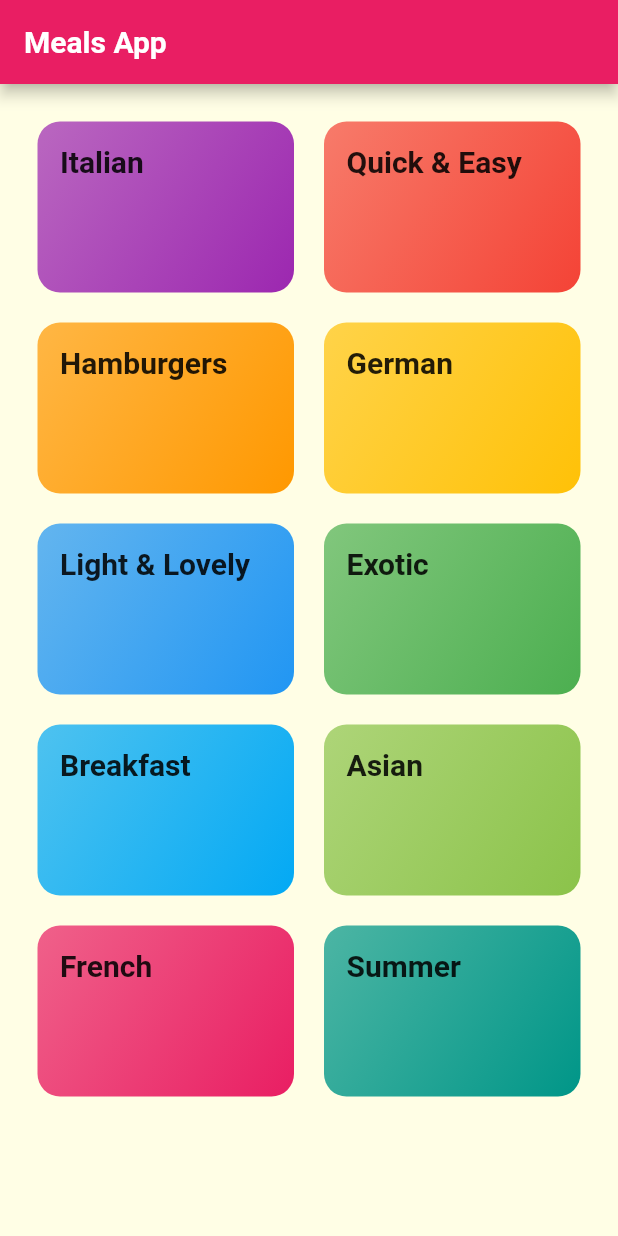
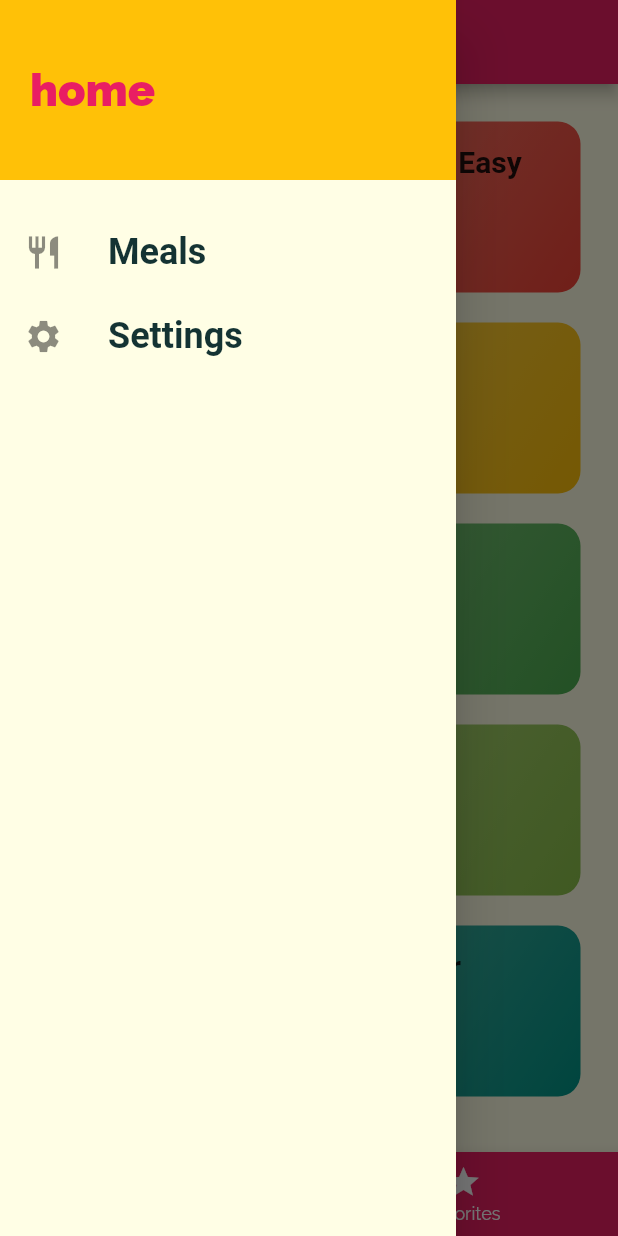
Before and after one commit to Vortex1806/RecipieApp, a Flutter app: the screen it shows after launch, with the side drawer open (before the commit the screen has no drawer), on a phone screen of 412 x 824 dp. Run offline on Flutter 3.47's test engine with Material 2 defaults, Android fonts, the phone set to English and light mode, and no system bars; Roboto replaces fonts that are missing (RobodoCondensed).

Commit message:
Drawer added

```diff
--- a/lib/main.dart
+++ b/lib/main.dart
@@ -1,6 +1,7 @@
 import 'package:flutter/material.dart';
 import 'package:flutter_complete_guide/screens/categories_meals_screen.dart';
 import 'package:flutter_complete_guide/screens/recipie_screen.dart';
+import 'package:flutter_complete_guide/screens/tabs_screen.dart';
 
 import 'screens/categories_screen.dart';
 
@@ -26,9 +27,9 @@ class MyApp extends StatelessWidget {
       ),
       // home: CategoriesScreen(),
       routes: {
-        '/':(context) => CategoriesScreen(),
+        '/': (context) => TabsScreen(),
         CategoryMealsScreen.routeName: (context) => CategoryMealsScreen(),
-        RecipieScreen.routeName:(context) => RecipieScreen()
+        RecipieScreen.routeName: (context) => RecipieScreen()
       },
     );
   }
--- a/lib/screens/categories_screen.dart
+++ b/lib/screens/categories_screen.dart
@@ -6,22 +6,17 @@ import '../data/dummy_data.dart';
 class CategoriesScreen extends StatelessWidget {
   @override
   Widget build(BuildContext context) {
-    return Scaffold(
-      appBar: AppBar(
-        title: Text('Meals App'),
-      ),
-      body: GridView(
+    return GridView(
       padding: const EdgeInsets.all(25),
       children: DUMMY_CATEGORIES
           .map((catData) =>
-                CategoryItem(catData.id,catData.title,catData.color))
+              CategoryItem(catData.id, catData.title, catData.color))
           .toList(),
       gridDelegate: SliverGridDelegateWithMaxCrossAxisExtent(
           maxCrossAxisExtent: 200,
           childAspectRatio: 3 / 2,
           crossAxisSpacing: 20,
           mainAxisSpacing: 20),
-      ),
     );
   }
 }
--- /dev/null
+++ b/lib/screens/favorites_Screen.dart
@@ -0,0 +1,12 @@
+import 'package:flutter/material.dart';
+
+class FavoritesScreen extends StatelessWidget {
+  const FavoritesScreen({Key key}) : super(key: key);
+
+  @override
+  Widget build(BuildContext context) {
+    return Center(
+      child: Text('favoritesgohere'),
+    );
+  }
+}
--- /dev/null
+++ b/lib/screens/tabs_screen.dart
@@ -0,0 +1,58 @@
+import 'package:flutter/material.dart';
+import 'package:flutter_complete_guide/widgets/main_drawer.dart';
+
+import './favorites_Screen.dart';
+import './categories_screen.dart';
+
+class TabsScreen extends StatefulWidget {
+  @override
+  State<TabsScreen> createState() => _TabsScreenState();
+}
+
+class _TabsScreenState extends State<TabsScreen> {
+  List<Map<String, Object>> _pages = [
+    {'page': CategoriesScreen(), 'title': 'Category'},
+    {'page': FavoritesScreen(), 'title': 'Favorites'}
+  ];
+
+  int selectedPageIndex = 0;
+
+  void _selectPage(int index) {
+    setState(() {
+      selectedPageIndex = index;
+    });
+  }
+
+  @override
+  Widget build(BuildContext context) {
+    return Scaffold(
+      appBar: AppBar(
+        title: Text(_pages[selectedPageIndex]['title']),
+      ),
+      drawer: MainDrawer(),
+      body: _pages[selectedPageIndex]['page'],
+      bottomNavigationBar: BottomNavigationBar(
+        onTap: _selectPage,
+        backgroundColor: Theme.of(context).primaryColor,
+        unselectedItemColor: Colors.white,
+        selectedItemColor: Theme.of(context).accentColor,
+        currentIndex: selectedPageIndex,
+        // type: BottomNavigationBarType.shifting,
+        items: [
+          BottomNavigationBarItem(
+            backgroundColor: Theme.of(context).primaryColor,
+            icon: Icon(
+              Icons.category,
+            ),
+            label: 'Categories',
+          ),
+          BottomNavigationBarItem(
+            backgroundColor: Theme.of(context).primaryColor,
+            icon: Icon(Icons.star),
+            label: 'Favorites',
+          ),
+        ],
+      ),
+    );
+  }
+}
--- /dev/null
+++ b/lib/widgets/main_drawer.dart
@@ -0,0 +1,51 @@
+import 'package:flutter/material.dart';
+
+class MainDrawer extends StatelessWidget {
+  Widget buildListTile(String title, IconData icon) {
+    return ListTile(
+      leading: Icon(
+        icon,
+        size: 26,
+      ),
+      title: Text(
+        title,
+        style: TextStyle(
+          fontFamily: 'RobodoCondensed',
+          fontSize: 24,
+          fontWeight: FontWeight.bold,
+        ),
+      ),
+      // onTap: ,
+    );
+  }
+
+  @override
+  Widget build(BuildContext context) {
+    return Drawer(
+      child: Column(
+        children: [
+          Container(
+            height: 120,
+            width: double.infinity,
+            padding: EdgeInsets.all(20),
+            alignment: Alignment.centerLeft,
+            color: Theme.of(context).accentColor,
+            child: Text(
+              'home',
+              style: TextStyle(
+                  fontWeight: FontWeight.w900,
+                  fontSize: 30,
+                  color: Theme.of(context).primaryColor),
+            ),
+          ),
+          SizedBox(
+            height: 20,
+          ),
+          //lsittilehere
+          buildListTile('Meals', Icons.restaurant),
+          buildListTile('Settings', Icons.settings),
+        ],
+      ),
+    );
+  }
+}
```
Lines whose indentation alone changed are shown as unchanged.
